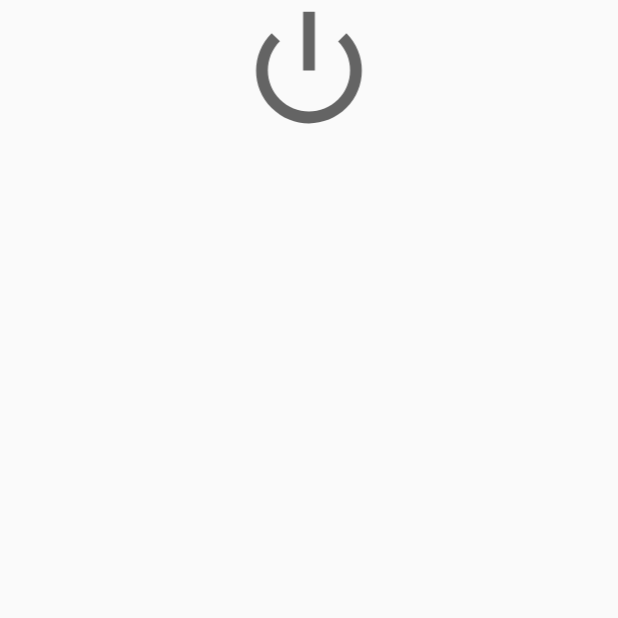
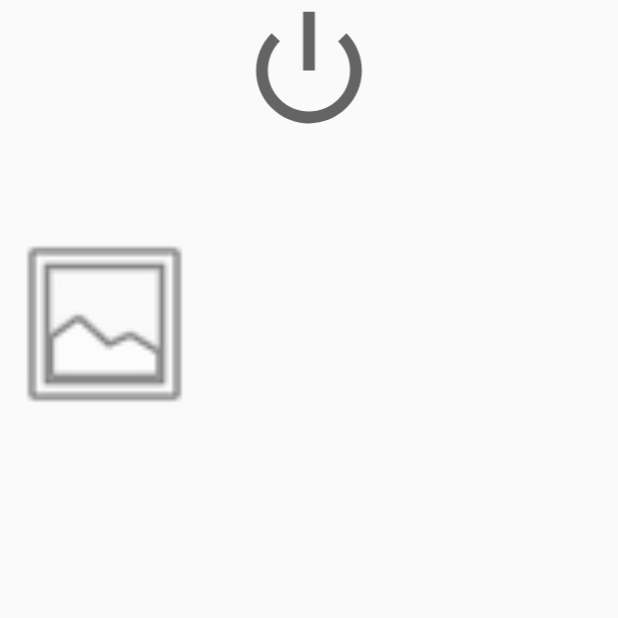
Before and after one commit to Alee2847L/Calendar, an Android app: the activity_principal screen opened directly, with no data from a screen before it, on a phone screen of 412 x 824 dp, the top half of it. Run offline under Robolectric (Android 15) with nearby library versions, the phone set to English and light mode, and no system bars.

Commit message:
add image

```diff
--- a/app/src/main/AndroidManifest.xml
+++ b/app/src/main/AndroidManifest.xml
@@ -3,7 +3,6 @@
     package="com.example.calendaraplication">
     <uses-permission android:name="android.permission.CAMERA"/>
     <uses-permission android:name="android.permission.READ_EXTERNAL_STORAGE"/>
-    <uses-feature android:name="android.hardware.camera" android:required="true"/>
 
 
     <application
--- a/app/src/main/java/com/example/calendaraplication/MainActivity.kt
+++ b/app/src/main/java/com/example/calendaraplication/MainActivity.kt
@@ -46,5 +46,6 @@ class MainActivity : AppCompatActivity() {
                 dpd.show()}
         }
 
+
     }
 }
--- a/app/src/main/res/layout/activity_principal.xml
+++ b/app/src/main/res/layout/activity_principal.xml
@@ -16,4 +16,29 @@
         app:layout_constraintStart_toStartOf="parent"
         app:layout_constraintTop_toTopOf="parent"
         app:srcCompat="@android:drawable/ic_lock_power_off" />
+
+    <LinearLayout
+        android:layout_width="414dp"
+        android:layout_height="622dp"
+        app:layout_constraintBottom_toBottomOf="parent"
+        app:layout_constraintEnd_toEndOf="parent"
+        app:layout_constraintStart_toStartOf="parent"
+        app:layout_constraintTop_toBottomOf="@+id/imageView2">
+
+        <ImageView
+            android:id="@+id/imageView4"
+            android:layout_width="139dp"
+            android:layout_height="136dp"
+            app:srcCompat="@android:drawable/ic_menu_gallery"
+            tools:layout_editor_absoluteX="24dp"
+            tools:layout_editor_absoluteY="20dp" />
+
+        <ImageView
+            android:id="@+id/imageView3"
+            android:layout_width="wrap_content"
+            android:layout_height="wrap_content"
+            tools:layout_editor_absoluteX="225dp"
+            tools:layout_editor_absoluteY="26dp"
+            tools:srcCompat="@tools:sample/avatars[0]" />
+    </LinearLayout>
 </androidx.constraintlayout.widget.ConstraintLayout>
```
Also changed, not shown: app/src/main/java/com/example/calendaraplication/activity_principal.kt (+31 -1 lines).
